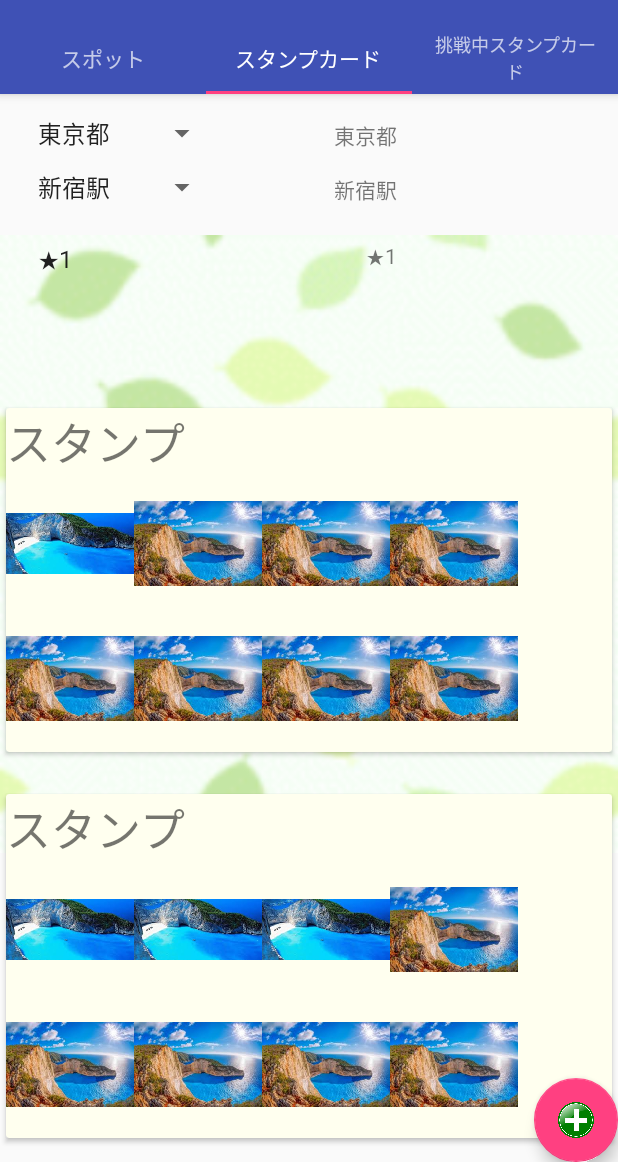
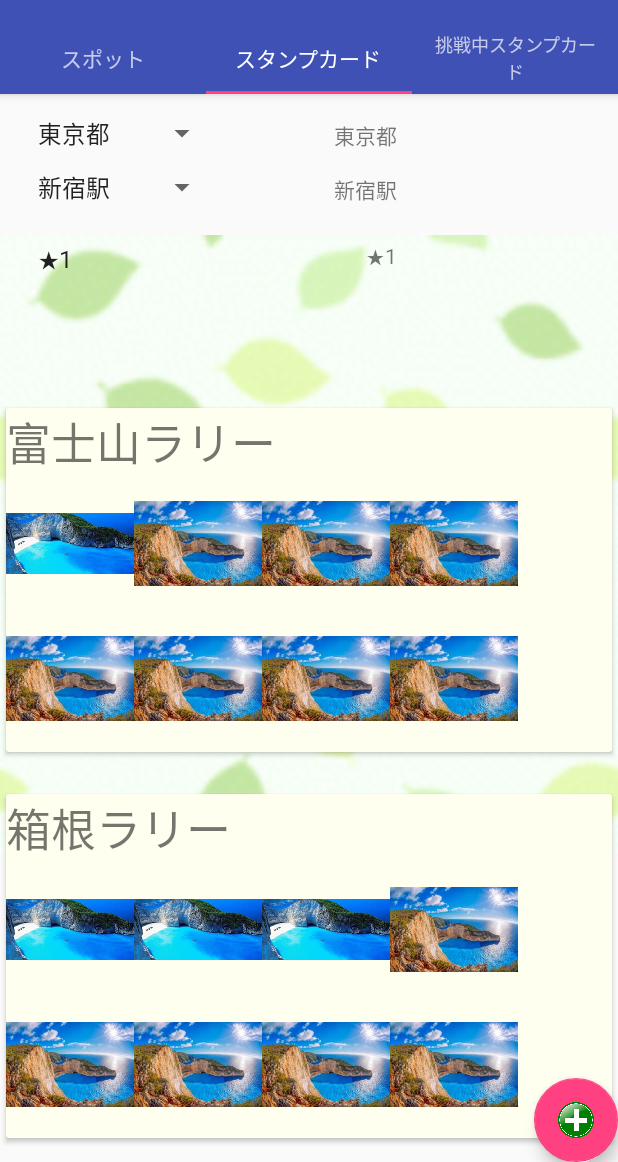
Before and after one commit to h-matsuo/hackathon_2017_colopl, an Android app: the screen it shows after launch (MainActivity), tab 2 chosen, on a phone screen of 412 x 824 dp, the part 74-1236 px from its top. Run offline under Robolectric (Android 15) with nearby library versions, the phone set to English and light mode, and no system bars; libraries missing offline, so code that uses them is left out: com.loopj.android, cz.msebera.android; 4 statements that could not run were skipped.

Commit message:
2時間前

```diff
--- a/MyApplication/app/src/main/java/com/example/stamprally/CardDetailActivity.java
+++ b/MyApplication/app/src/main/java/com/example/stamprally/CardDetailActivity.java
@@ -16,6 +16,7 @@ public class CardDetailActivity extends Activity {
     ImageView mImageView[]=new ImageView[8];
     int ids[];
     int num;
+    ImageView backView;
     @Override
     protected void onCreate(Bundle savedInstanceState) {
 
@@ -32,7 +33,7 @@ public class CardDetailActivity extends Activity {
         mImageView[5]=findViewById(R.id.imageView2_6);
         mImageView[6]=findViewById(R.id.imageView2_7);
         mImageView[7]=findViewById(R.id.imageView2_8);
-
+        backView=findViewById(R.id.imageView55);
 
 
         initInformation();
@@ -42,8 +43,9 @@ public class CardDetailActivity extends Activity {
         textDescription.setText(description);
 
         for(int i=0;i<num;i++){
-            mImageView[i].setImageResource(ids[i]);
+            //mImageView[i].setImageResource(ids[i]);
         }
+        //backView.setIma
     }
 
     public void initInformation(){
--- a/MyApplication/app/src/main/java/com/example/stamprally/Placeholder2Fragment.java
+++ b/MyApplication/app/src/main/java/com/example/stamprally/Placeholder2Fragment.java
@@ -109,6 +109,14 @@ public  class Placeholder2Fragment extends  Fragment implements AdapterView.OnIt
 
     }
     public ArrayList<StampCard> initStampCard(){
+
+        String names[]={"富士山ラリー","箱根ラリー","秘境巡り"};
+
+        String persons[]={"村人A","箱根彦太郎","山田花子"};
+
+        String descriptions[]={"富士山の穴場をまとめました!","箱根の秘境を巡ってね","遭難には十分気をつけてください"};
+
+
         ArrayList<StampCard>stampCards=new ArrayList<StampCard>();
         Random random=new Random();
         int t[]=new int[10];
@@ -116,10 +124,10 @@ public  class Placeholder2Fragment extends  Fragment implements AdapterView.OnIt
             if(random.nextInt(2)==0)t[i]=R.drawable.download_3;
             else t[i]=R.drawable.download_4;
         }
-        for(int i=0;i<10;i++){
+        for(int i=0;i<3;i++){
 
             int num=random.nextInt(5)+1;
-            StampCard stampCard=new StampCard("スタンプ",num,t,"村人B","山のスポットを集めました");
+            StampCard stampCard=new StampCard(names[i],num,t,persons[i],descriptions[i]);
             stampCards.add(stampCard);
         }
         return stampCards;
@@ -128,9 +136,9 @@ public  class Placeholder2Fragment extends  Fragment implements AdapterView.OnIt
     public void changeActivity(int position){
         Intent intent=new Intent();
         intent.setClassName("com.example.stamprally","com.example.stamprally.CardDetailActivity");
-        intent.putExtra("setuden2.cardName", stampCards.get(position).cardName);
+        //ssintent.putExtra("setuden2.cardName", stampCards.get(position).cardName);
         intent.putExtra("setuden2.userName","村人B");
-        intent.putExtra("setuden2.description",stampCards.get(position).description);
+        //intent.putExtra("setuden2.description",stampCards.get(position).);
         intent.putExtra("setuden2.num",stampCards.get(position).num);
         intent.putExtra("setuden2.ids",stampCards.get(position).cardId);
 
--- a/MyApplication/app/src/main/java/com/example/stamprally/PlaceholderFragment.java
+++ b/MyApplication/app/src/main/java/com/example/stamprally/PlaceholderFragment.java
@@ -145,7 +145,7 @@ public  class PlaceholderFragment extends Fragment implements AdapterView.OnItem
         intent.setClassName("com.example.stamprally", "com.example.stamprally.SpotDetailActivity");
 
               intent.putExtra("setuden.spotName",mSpots.get(position).spotName);
-             intent.putExtra("setuden.images",mSpots.get(position).imageBmp);
+          //   intent.putExtra("setuden.images",mSpots.get(position).imageBmp);
             intent.putExtra("setuden.userName", "村人A");
 
 
@@ -192,10 +192,10 @@ public  class PlaceholderFragment extends Fragment implements AdapterView.OnItem
                 try {
                     JSONArray spots = response.getJSONArray("spots");
                     //latch = new CountDownLatch(spots.length());
-                    //for (int i = 0; i < spots.length(); i++) {
-                    for (int i = 0; i < 1; i++) { //FIXME
+                    for (int i = 0; i < spots.length(); i++) {
+                   // for (int i = 0; i < 1; i++) { //FIXME
                         remain = spots.length();
-                        remain = 1; //FIXME
+                        //remain = 1; //FIXME
                         JSONObject jsonSpot = spots.getJSONObject(i);
                         Spot spot = new Spot();
                         spot.spotName = jsonSpot.getString("spot_name");
--- a/MyApplication/app/src/main/res/layout/activity_main.xml
+++ b/MyApplication/app/src/main/res/layout/activity_main.xml
@@ -39,21 +39,22 @@
 
     </android.support.design.widget.AppBarLayout>
 
-    <android.support.v4.view.ViewPager
-        android:id="@+id/container"
-        android:layout_width="match_parent"
-        android:layout_height="match_parent"
-        app:layout_behavior="@string/appbar_scrolling_view_behavior" >
-
-    </android.support.v4.view.ViewPager>
-
     <android.support.design.widget.FloatingActionButton
         android:id="@+id/fab"
         android:layout_width="wrap_content"
         android:layout_height="wrap_content"
         android:layout_gravity="end|bottom"
         android:adjustViewBounds="false"
-        android:src="@drawable/plusbutton" />
+        android:src="@drawable/plusbutton"
+        app:fabSize="normal" />
+
+    <android.support.v4.view.ViewPager
+        android:id="@+id/container"
+        android:layout_width="match_parent"
+        android:layout_height="match_parent"
+        app:layout_behavior="@string/appbar_scrolling_view_behavior">
+
+    </android.support.v4.view.ViewPager>
 
     <!--
 The android gradle plugin version 2.3.0-beta1 is too old, please update to the latest version.
--- a/MyApplication/app/src/main/res/layout/activity_spotdetail.xml
+++ b/MyApplication/app/src/main/res/layout/activity_spotdetail.xml
@@ -4,6 +4,12 @@
     android:orientation="vertical" android:layout_width="match_parent"
     android:layout_height="match_parent">
 
+    <ImageView
+        android:id="@+id/imageView56"
+        android:layout_width="match_parent"
+        android:layout_height="match_parent"
+        android:layout_weight="1"
+        android:src="@drawable/back" />
 
     <ImageView
         android:id="@+id/imageView2"
--- a/MyApplication/app/src/main/res/layout/fragment_main.xml
+++ b/MyApplication/app/src/main/res/layout/fragment_main.xml
@@ -20,7 +20,8 @@
         android:layout_alignRight="@+id/spinner2"
         android:layout_alignEnd="@+id/spinner2"
         android:layout_toRightOf="@+id/textView1"
-        android:layout_toEndOf="@+id/textView1" />
+        android:layout_toEndOf="@+id/textView1"
+        />
 
     <Spinner
         android:id="@+id/spinner2"
@@ -30,7 +31,8 @@
         android:layout_below="@+id/spinner"
         android:layout_alignParentLeft="true"
         android:layout_alignParentStart="true"
-        android:layout_marginTop="29dp" />
+        android:layout_marginTop="29dp"
+        />
 
     <TextView
         android:id="@+id/text_prefecture"
```
Also changed, not shown: MyApplication/app/src/main/res/layout/activity_detail.xml (+13 -0 lines).
